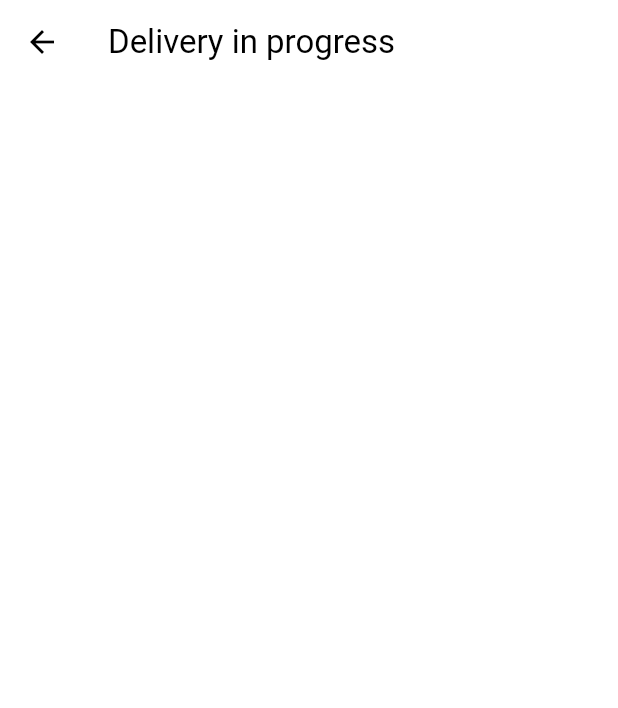
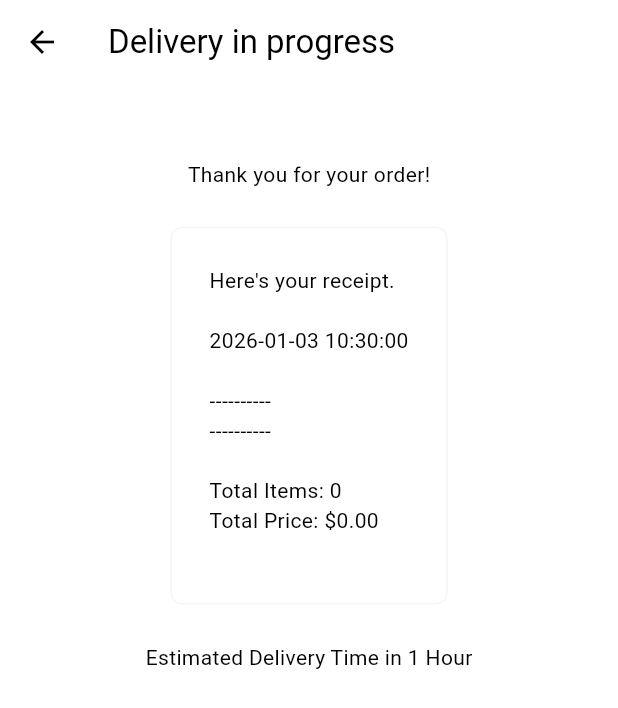
Before and after one commit to Umar-mustafa0177/Food-App, a Flutter app: the Deliveryprogresspage screen opened directly, on a phone screen of 412 x 824 dp. Shown: the top 708 px of the screen. Run offline on Flutter 3.47's test engine with Material 3 defaults, Android fonts, the light colour scheme and no system bars; our stand-ins replace flutter_credit_card.

Commit message:
Initial commit

```diff
--- /dev/null
+++ b/lib/components/my_receipt.dart
@@ -0,0 +1,45 @@
+import 'package:flutter/material.dart';
+import 'package:mynew_project/models/restaurant.dart';
+import 'package:provider/provider.dart';
+
+class MyReceipt extends StatefulWidget {
+  const MyReceipt({super.key});
+
+  @override
+  State<MyReceipt> createState() => _MyReceiptState();
+}
+
+class _MyReceiptState extends State<MyReceipt> {
+  @override
+  Widget build(BuildContext context) {
+    return Padding(
+      padding: const EdgeInsets.only(
+        left: 25,
+        right: 25,
+        bottom: 25,
+        top: 50,
+      ),
+      child: Center(
+        child: Column(
+          mainAxisAlignment: MainAxisAlignment.center,
+          children: [
+            const Text("Thank you for your order!"),
+            const SizedBox(height: 25),
+            Container(
+              decoration: BoxDecoration(
+                border: Border.all(
+                  color: Theme.of(context).colorScheme.secondary,
+                ),
+                borderRadius: BorderRadius.circular(8),
+              ),
+              padding: const EdgeInsets.all(25),
+              child: Consumer<Restaurant>(builder: (context, restaurant, child) => Text(restaurant.displayCartReceipt(),)),
+            ),
+            const SizedBox(height: 25),
+            const Text("Estimated Delivery Time in 1 Hour"),
+          ],
+        ),
+      ),
+    );
+  }
+}
--- a/lib/models/restaurant.dart
+++ b/lib/models/restaurant.dart
@@ -1,5 +1,7 @@
+//flutter pub add intl
 import 'package:collection/collection.dart';
 import 'package:flutter/widgets.dart';
+import 'package:intl/intl.dart' show DateFormat;
 import 'package:mynew_project/models/Cart_item.dart';
 
 import 'food.dart';
@@ -393,15 +395,52 @@ void clearCart(){
   HELPERS
    */
 
-//generate a receipt
+// generate a receipt
+  String displayCartReceipt() {
+    final receipt = StringBuffer();
+    receipt.writeln("Here's your receipt.");
+    receipt.writeln();
+
+    // format the date to include up to seconds only
+    String formattedDate = DateFormat('yyyy-MM-dd HH:mm:ss').format(DateTime.now());
+
+    receipt.writeln(formattedDate);
+    receipt.writeln();
+    receipt.writeln("----------");
 
 
-//format doyble value into money
+    for (final cartItem in _cart) {
+      receipt.writeln(
+          "${cartItem.quantity} x ${cartItem.food.name} - ${_formatPrice(cartItem.food.price)}");
+      if (cartItem.selectedAddons.isNotEmpty) {
+        receipt
+            .writeln("    Add-ons: ${_formatAddons(cartItem.selectedAddons)}");
+      }
+      receipt.writeln();
+    }
+
+    receipt.writeln("----------");
+    receipt.writeln();
+    receipt.writeln("Total Items: ${getTotalItemCount()}");
+    receipt.writeln("Total Price: ${_formatPrice(getTotalPrice())}");
+
+    return receipt.toString();
+
+  }
 
 
 
-//fromat list of addons summmary to as string itme
 
+// format double value into money
+  String _formatPrice(double price) {
+    return "\$${price.toStringAsFixed(2)}";
+  }
 
+  // format list of addons into a string summary
+  String _formatAddons(List<Addon> addons) {
+    return addons
+        .map((addon) => "${addon.name} (${_formatPrice(addon.price)})")
+        .join(", ");
+  }
 
 }
--- a/lib/pages/DeliveryProgressPage.dart
+++ b/lib/pages/DeliveryProgressPage.dart
@@ -1,5 +1,5 @@
 import 'package:flutter/material.dart';
-
+import 'package:mynew_project/components/my_receipt.dart';
 class Deliveryprogresspage extends StatefulWidget {
   const Deliveryprogresspage({super.key});
 
@@ -13,6 +13,12 @@ class _DeliveryprogresspageState extends State<Deliveryprogresspage> {
     return Scaffold(
       appBar: AppBar(
         title: Text("Delivery in progress"),
+        backgroundColor: Colors.transparent,
+      ),
+      body: Column(
+        children: [
+          MyReceipt(),
+        ],
       ),
     );
   }
--- a/lib/pages/payment_page.dart
+++ b/lib/pages/payment_page.dart
@@ -52,7 +52,7 @@ class _PaymentPageState extends State<PaymentPage> {
                   context,
                   MaterialPageRoute(
                     builder: (context) =>
-                    const Deliveryprogresspage(),
+                    Deliveryprogresspage(),
                   ),
                 );
               },
--- a/pubspec.yaml
+++ b/pubspec.yaml
@@ -37,6 +37,7 @@ dependencies:
   provider: ^6.1.5+1
   collection: ^1.19.1
   flutter_credit_card: ^4.1.0
+  intl: ^0.20.2
 
 dev_dependencies:
   flutter_test:
```
Also changed, not shown: pubspec.lock.
